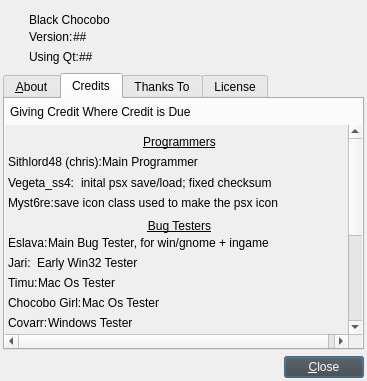
Before: the Qt Designer form about.ui in sithlord48/blackchocobo, drawn with Qt 5.
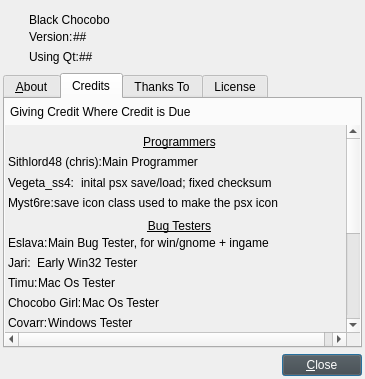
After: the same form once the commit is applied. The open tabs and pages were chosen to show the change. Icons and pictures are not drawn.

```diff
--- a/about.ui
+++ b/about.ui
@@ -9,8 +9,8 @@
    <rect>
     <x>0</x>
     <y>0</y>
-    <width>367</width>
-    <height>381</height>
+    <width>365</width>
+    <height>379</height>
    </rect>
   </property>
   <property name="sizePolicy">
@@ -822,7 +822,7 @@
           <property name="geometry">
            <rect>
             <x>0</x>
-            <y>-195</y>
+            <y>-185</y>
             <width>349</width>
             <height>392</height>
            </rect>
```
Left out of the diff: 52 changed lines with no effect on the pictures.
